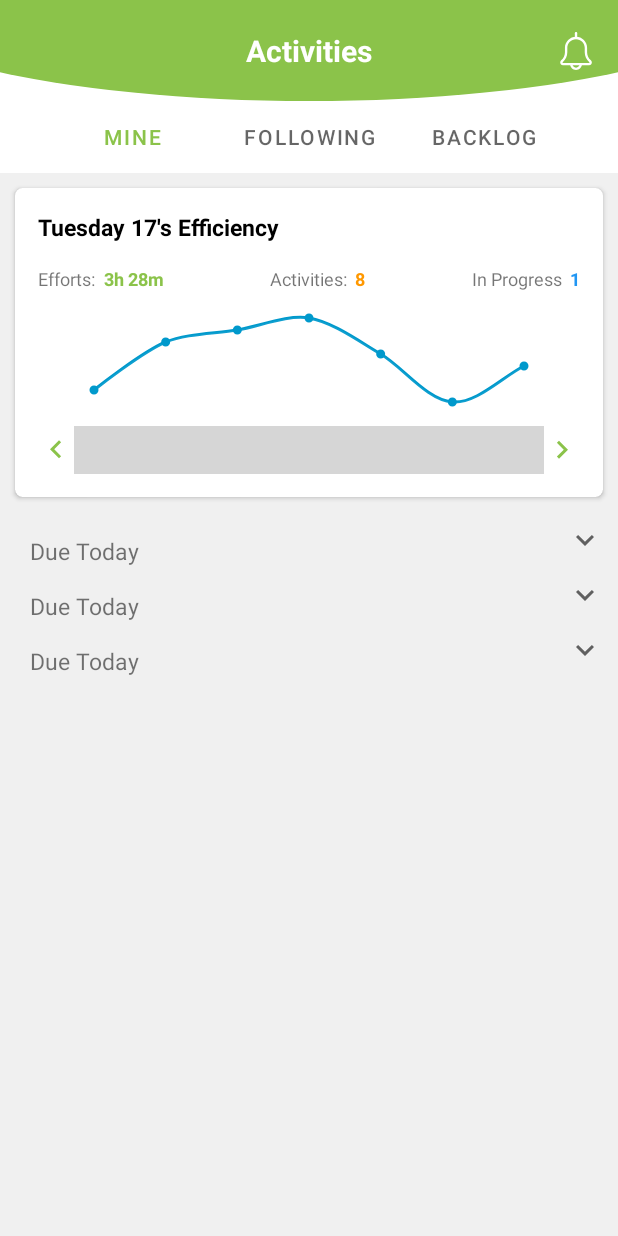
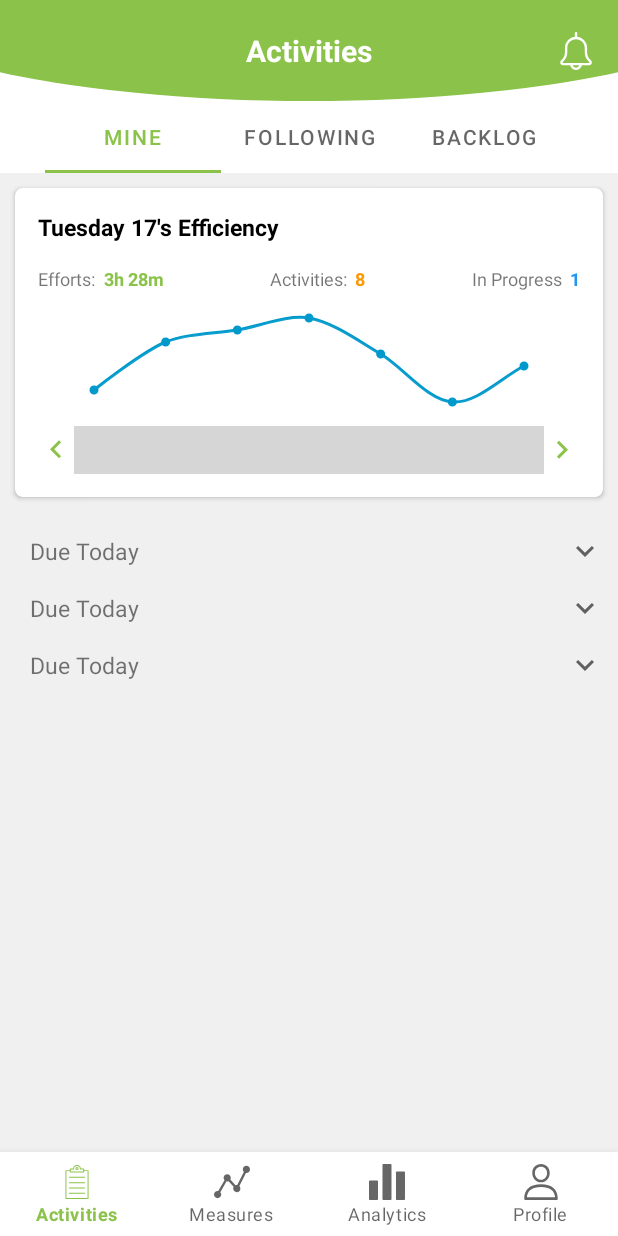
Before and after one commit to SEAbdulbasit/ExceedIT, an Android app: the screen it shows after launch (MainActivity), on a phone screen of 412 x 824 dp. Run offline under Robolectric (Android 15) with nearby library versions, the phone set to English and light mode, and no system bars; our stand-ins replace data binding; libraries missing offline, so code that uses them is left out: com.michalsvec.singlerowcalendar; plain views replace SingleRowCalendar; 4 statements that could not run were skipped; grey boxes are pictures that could not be loaded.

Commit message:
UI finalized.

```diff
--- /dev/null
+++ b/app/src/main/res/drawable/ic_bar_chart.xml
@@ -0,0 +1,6 @@
+<vector android:height="30dp" android:viewportHeight="512"
+    android:viewportWidth="512" android:width="30dp" xmlns:android="http://schemas.android.com/apk/res/android">
+    <path android:fillColor="#FF000000" android:pathData="M117.547,234.667H10.88c-5.888,0 -10.667,4.779 -10.667,10.667v256C0.213,507.221 4.992,512 10.88,512h106.667c5.888,0 10.667,-4.779 10.667,-10.667v-256C128.213,239.445 123.456,234.667 117.547,234.667z"/>
+    <path android:fillColor="#FF000000" android:pathData="M309.12,0H202.453c-5.888,0 -10.667,4.779 -10.667,10.667v490.667c0,5.888 4.779,10.667 10.667,10.667H309.12c5.888,0 10.667,-4.779 10.667,-10.667V10.667C319.787,4.779 315.008,0 309.12,0z"/>
+    <path android:fillColor="#FF000000" android:pathData="M501.12,106.667H394.453c-5.888,0 -10.667,4.779 -10.667,10.667v384c0,5.888 4.779,10.667 10.667,10.667H501.12c5.888,0 10.667,-4.779 10.667,-10.667v-384C511.787,111.445 507.008,106.667 501.12,106.667z"/>
+</vector>
--- /dev/null
+++ b/app/src/main/res/drawable/ic_clipboard.xml
@@ -0,0 +1,10 @@
+<vector android:height="30dp" android:viewportHeight="74"
+    android:viewportWidth="74" android:width="30dp" xmlns:android="http://schemas.android.com/apk/res/android">
+    <path android:fillColor="#FF000000" android:pathData="m59.759,72h-45.518a1,1 0,0 1,-1 -1v-57.393a1,1 0,0 1,1 -1h8.905a1,1 0,0 1,0 2h-7.905v55.393h43.518v-55.393h-7.905a1,1 0,0 1,0 -2h8.905a1,1 0,0 1,1 1v57.393a1,1 0,0 1,-1 1z"/>
+    <path android:fillColor="#FF000000" android:pathData="m50.854,17.625h-27.708a1,1 0,0 1,-1 -1v-6.425a1,1 0,0 1,1 -1h5.96a7.928,7.928 0,0 1,15.794 0h5.959a1,1 0,0 1,1 1v6.422a1,1 0,0 1,-1.005 1.003zM24.146,15.625h25.708v-4.425h-5.927a1,1 0,0 1,-1 -1v-0.273a5.927,5.927 0,1 0,-11.854 0v0.273a1,1 0,0 1,-1 1h-5.927z"/>
+    <path android:fillColor="#FF000000" android:pathData="m37,12.438a3.209,3.209 0,1 1,3.208 -3.209,3.212 3.212,0 0,1 -3.208,3.209zM37,8.021a1.209,1.209 0,1 0,1.208 1.208,1.209 1.209,0 0,0 -1.208,-1.208z"/>
+    <path android:fillColor="#FF000000" android:pathData="m53,28.375h-32a1,1 0,0 1,0 -2h32a1,1 0,0 1,0 2z"/>
+    <path android:fillColor="#FF000000" android:pathData="m53,39.333h-32a1,1 0,0 1,0 -2h32a1,1 0,0 1,0 2z"/>
+    <path android:fillColor="#FF000000" android:pathData="m53,50.292h-32a1,1 0,0 1,0 -2h32a1,1 0,0 1,0 2z"/>
+    <path android:fillColor="#FF000000" android:pathData="m53,61.25h-32a1,1 0,0 1,0 -2h32a1,1 0,0 1,0 2z"/>
+</vector>
--- /dev/null
+++ b/app/src/main/res/drawable/ic_finish.xml
@@ -0,0 +1,5 @@
+<vector android:height="20dp" android:viewportHeight="58"
+    android:viewportWidth="58" android:width="20dp" xmlns:android="http://schemas.android.com/apk/res/android">
+    <path android:fillColor="@color/grey" android:fillType="nonZero" android:pathData="m14.678,57.9507 l1.0678,-0.2984c1.0271,-0.2871 1.627,-1.3524 1.34,-2.3795l-12.2083,-43.6888c-0.1723,-0.6166 -0.5824,-1.1394 -1.1402,-1.4536 -0.5578,-0.3141 -1.2175,-0.3938 -1.8341,-0.2215l-0.1379,0.0385c-1.284,0.3587 -2.034,1.6904 -1.6753,2.9744l12.2086,43.6888c0.287,1.0271 1.3523,1.6271 2.3794,1.3401z"/>
+    <path android:fillColor="@color/grey" android:fillType="nonZero" android:pathData="m57.67,27.42c-3.8715,-1.9304 -7.4531,-4.3944 -10.64,-7.32 -0.2679,-0.2452 -0.3727,-0.6216 -0.27,-0.97 1.5791,-5.9738 2.7518,-12.0477 3.51,-18.18 0.12,-1.02 -0.43,-1.32 -1.01,-0.62 -11.38,13.61 -31.07,-2.49 -42.79,9.88 0.1407,0.2634 0.2514,0.5419 0.33,0.83l7.92,28.36c11.74,-12.22 31.36,3.78 42.72,-9.8 0.58,-0.7 0.69,-1.98 0.23,-2.18z"/>
+</vector>
--- /dev/null
+++ b/app/src/main/res/drawable/ic_graph.xml
@@ -0,0 +1,4 @@
+<vector android:height="30dp" android:viewportHeight="511.9"
+    android:viewportWidth="511.9" android:width="30dp" xmlns:android="http://schemas.android.com/apk/res/android">
+    <path android:fillColor="#FF000000" android:pathData="M460.8,25.55c-28.2,-0.1 -51.1,22.8 -51.2,51c0,13.3 5.1,26.1 14.4,35.6l-93.5,187.1c-2,-0.3 -4.1,-0.6 -6.2,-0.6c-6.6,0 -13.2,1.3 -19.3,3.8l-72.6,-81.7c4.2,-7.5 6.5,-15.9 6.6,-24.6c0,-28.3 -22.9,-51.2 -51.2,-51.2s-51.2,22.9 -51.2,51.2c0.1,12.2 4.5,24 12.6,33.2l-88.9,155.5c-3,-0.6 -6.1,-0.9 -9.1,-0.9c-28.3,0 -51.2,22.9 -51.2,51.2c0,28.3 22.9,51.2 51.2,51.2s51.2,-22.9 51.2,-51.2c-0.1,-12.2 -4.5,-24 -12.6,-33.2l88.8,-155.5c9.5,1.9 19.4,0.9 28.3,-2.9l72.6,81.7c-4.2,7.5 -6.4,16 -6.5,24.6c-0.1,28.3 22.8,51.3 51,51.4c28.3,0.1 51.3,-22.8 51.4,-51c0,-13.3 -5.1,-26.2 -14.4,-35.8l93.5,-187.1c2,0.3 4.1,0.6 6.2,0.6c28.3,0 51.2,-22.9 51.2,-51.2S489.1,25.55 460.8,25.55z"/>
+</vector>
--- /dev/null
+++ b/app/src/main/res/drawable/ic_more.xml
@@ -0,0 +1,6 @@
+<vector android:height="20dp" android:viewportHeight="384"
+    android:viewportWidth="384" android:width="20dp" xmlns:android="http://schemas.android.com/apk/res/android">
+    <path android:fillColor="@color/grey" android:pathData="M192,42.667m-42.667,0a42.667,42.667 0,1 1,85.334 0a42.667,42.667 0,1 1,-85.334 0"/>
+    <path android:fillColor="@color/grey" android:pathData="M192,192m-42.667,0a42.667,42.667 0,1 1,85.334 0a42.667,42.667 0,1 1,-85.334 0"/>
+    <path android:fillColor="@color/grey" android:pathData="M192,341.333m-42.667,0a42.667,42.667 0,1 1,85.334 0a42.667,42.667 0,1 1,-85.334 0"/>
+</vector>
--- /dev/null
+++ b/app/src/main/res/drawable/ic_user.xml
@@ -0,0 +1,12 @@
+<vector xmlns:android="http://schemas.android.com/apk/res/android"
+    android:width="512dp"
+    android:height="512dp"
+    android:viewportWidth="512"
+    android:viewportHeight="512">
+  <path
+      android:fillColor="#FF000000"
+      android:pathData="M256,288.389c-153.837,0 -238.56,72.776 -238.56,204.925c0,10.321 8.365,18.686 18.686,18.686h439.747c10.321,0 18.686,-8.365 18.686,-18.686C494.56,361.172 409.837,288.389 256,288.389zM55.492,474.628c7.35,-98.806 74.713,-148.866 200.508,-148.866s193.159,50.06 200.515,148.866H55.492z"/>
+  <path
+      android:fillColor="#FF000000"
+      android:pathData="M256,0c-70.665,0 -123.951,54.358 -123.951,126.437c0,74.19 55.604,134.54 123.951,134.54s123.951,-60.35 123.951,-134.534C379.951,54.358 326.665,0 256,0zM256,223.611c-47.743,0 -86.579,-43.589 -86.579,-97.168c0,-51.611 36.413,-89.071 86.579,-89.071c49.363,0 86.579,38.288 86.579,89.071C342.579,180.022 303.743,223.611 256,223.611z"/>
+</vector>
--- a/app/src/main/res/layout/activity_main.xml
+++ b/app/src/main/res/layout/activity_main.xml
@@ -57,7 +57,6 @@
             android:layout_height="wrap_content"
             android:layout_marginHorizontal="30dp"
             app:layout_constraintTop_toBottomOf="@+id/textView"
-            app:tabIndicator="@drawable/ic_selected_tab"
             tools:layout_editor_absoluteX="30dp">
 
             <com.google.android.material.tabs.TabItem
@@ -259,13 +258,21 @@
             android:layout_width="0dp"
             android:layout_height="0dp"
             android:layout_marginTop="10dp"
+            android:layout_marginBottom="5dp"
             app:layoutManager="androidx.recyclerview.widget.LinearLayoutManager"
-            app:layout_constraintBottom_toBottomOf="parent"
+            app:layout_constraintBottom_toTopOf="@id/bottomNavigationBar"
             app:layout_constraintEnd_toEndOf="@id/guideline2"
             app:layout_constraintStart_toStartOf="@id/guideline"
             app:layout_constraintTop_toBottomOf="@id/infoView"
+            tools:listitem="@layout/holder_expandable_list" />
 
-            tools:listitem="@layout/holder_expandable_list" />
+        <com.google.android.material.bottomnavigation.BottomNavigationView
+            android:id="@+id/bottomNavigationBar"
+            android:layout_width="match_parent"
+            android:layout_height="wrap_content"
+            app:labelVisibilityMode="labeled"
+            app:layout_constraintBottom_toBottomOf="parent"
+            app:menu="@menu/bottom_navigation_menu" />
 
 
     </androidx.constraintlayout.widget.ConstraintLayout>
--- a/app/src/main/res/layout/holder_expandable_list.xml
+++ b/app/src/main/res/layout/holder_expandable_list.xml
@@ -1,6 +1,7 @@
 <?xml version="1.0" encoding="utf-8"?>
 <layout xmlns:android="http://schemas.android.com/apk/res/android"
-    xmlns:app="http://schemas.android.com/apk/res-auto">
+    xmlns:app="http://schemas.android.com/apk/res-auto"
+    xmlns:tools="http://schemas.android.com/tools">
 
     <data>
 
@@ -36,7 +37,7 @@
             android:src="@drawable/ic_expand_more"
             app:layout_constraintBottom_toBottomOf="@+id/textView5"
             app:layout_constraintEnd_toEndOf="parent"
-            app:layout_constraintTop_toTopOf="parent" />
+            app:layout_constraintTop_toTopOf="@+id/textView5" />
 
         <androidx.cardview.widget.CardView
             android:layout_width="match_parent"
@@ -48,8 +49,8 @@
 
             <androidx.constraintlayout.widget.ConstraintLayout
                 android:layout_width="match_parent"
-                android:layout_height="match_parent"
-                android:padding="10dp">
+                android:padding="15dp"
+                android:layout_height="match_parent">
 
                 <TextView
                     android:id="@+id/developsAuualBudget"
@@ -89,6 +90,17 @@
                     app:layout_constraintStart_toStartOf="parent"
                     app:layout_constraintTop_toBottomOf="@id/job" />
 
+                <TextView
+                    android:id="@+id/inProgress"
+                    android:layout_width="wrap_content"
+                    android:layout_height="wrap_content"
+                    android:layout_marginTop="10dp"
+                    android:text="Assigned By"
+                    android:textColor="@color/blue"
+                    android:textStyle="bold"
+                    app:layout_constraintStart_toStartOf="parent"
+                    app:layout_constraintTop_toBottomOf="@id/assignedBy" />
+
                 <androidx.constraintlayout.widget.Guideline
                     android:id="@+id/guideline3"
                     android:layout_width="wrap_content"
@@ -125,10 +137,47 @@
                     android:text="Mustafa Hussain"
                     android:textColor="@color/black"
                     android:textStyle="bold"
-                    app:layout_constraintBottom_toBottomOf="parent"
+                    app:layout_constraintBottom_toBottomOf="@+id/assignedBy"
                     app:layout_constraintStart_toStartOf="@id/guideline3"
                     app:layout_constraintTop_toTopOf="@+id/assignedBy" />
 
+
+                <TextView
+                    android:id="@+id/inProgressText"
+                    android:layout_width="wrap_content"
+                    android:layout_height="wrap_content"
+                    android:text="40 %"
+                    android:textColor="@color/blue"
+                    android:textStyle="bold"
+                    app:layout_constraintBottom_toBottomOf="@+id/inProgress"
+                    app:layout_constraintStart_toStartOf="@+id/guideline3"
+                    app:layout_constraintTop_toTopOf="@+id/inProgress" />
+
+                <ProgressBar
+                    android:id="@+id/progressBar"
+                    style="@style/Widget.AppCompat.ProgressBar.Horizontal"
+                    android:layout_width="wrap_content"
+                    android:layout_height="wrap_content"
+                    android:layout_marginStart="5dp"
+                    android:progress="40"
+                    app:layout_constraintBottom_toBottomOf="@+id/inProgress"
+                    app:layout_constraintStart_toEndOf="@+id/inProgressText"
+                    app:layout_constraintTop_toTopOf="@+id/inProgress" />
+
+                <ImageView
+                    android:layout_width="wrap_content"
+                    android:layout_height="wrap_content"
+                    android:src="@drawable/ic_more"
+                    app:layout_constraintEnd_toEndOf="parent"
+                    app:layout_constraintTop_toTopOf="@+id/developsAuualBudget" />
+
+                <ImageView
+                    android:layout_width="wrap_content"
+                    android:layout_height="wrap_content"
+                    android:src="@drawable/ic_finish"
+                    app:layout_constraintBottom_toBottomOf="@+id/inProgress"
+                    app:layout_constraintEnd_toEndOf="parent"
+                    app:layout_constraintTop_toBottomOf="@+id/assignedBy" />
 
             </androidx.constraintlayout.widget.ConstraintLayout>
         </androidx.cardview.widget.CardView>
--- /dev/null
+++ b/app/src/main/res/menu/bottom_navigation_menu.xml
@@ -0,0 +1,20 @@
+<?xml version="1.0" encoding="utf-8"?>
+<menu xmlns:android="http://schemas.android.com/apk/res/android">
+    <item
+        android:id="@+id/menu_activities"
+        android:icon="@drawable/ic_clipboard"
+        android:title="Activities" />
+
+    <item
+        android:id="@+id/menu_graph"
+        android:icon="@drawable/ic_graph"
+        android:title="Measures" />
+    <item
+        android:id="@+id/menu_analytics"
+        android:icon="@drawable/ic_bar_chart"
+        android:title="Analytics" />
+    <item
+        android:id="@+id/menu_profile"
+        android:icon="@drawable/ic_user"
+        android:title="Profile" />
+</menu>
```
